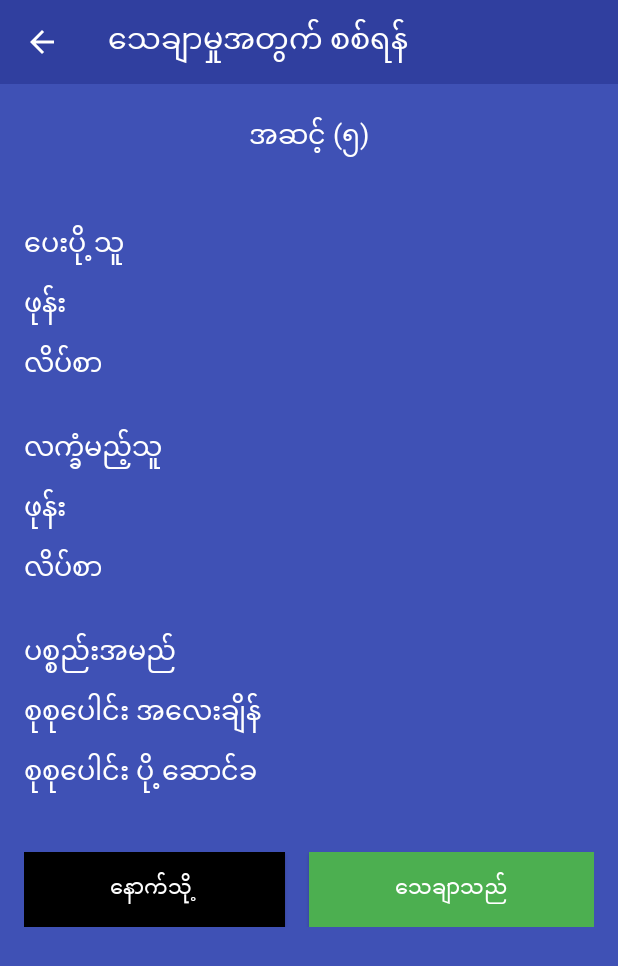
After one commit to suwaiphyo/ExpressShipper, an Android app: the FinalConfirmActivity screen opened directly, with no data from a screen before it, on a phone screen of 412 x 824 dp. The commit adds this screen. Shown: the top 966 px of the screen. Run offline under Robolectric (Android 15) with nearby library versions, the phone set to English and light mode, and no system bars; libraries missing offline, so code that uses them is left out: com.mikepenz.iconics.

Commit message:
SW Update

```diff
--- a/app/src/main/java/com/smk/ExpressShipper528/DeliveryCompanyActivity.java
+++ b/app/src/main/java/com/smk/ExpressShipper528/DeliveryCompanyActivity.java
@@ -102,7 +102,7 @@ public class DeliveryCompanyActivity extends BaseAppCompatActivity {
             }
             if (v == btn_send) {
                 PostShipping();
-                // startActivity(new Intent(CargoPlaceActivity.this, LoginActivity.class));
+                startActivity(new Intent(DeliveryCompanyActivity.this, FinalConfirmActivity.class));
             }
         }
     };
--- /dev/null
+++ b/app/src/main/java/com/smk/ExpressShipper528/FinalConfirmActivity.java
@@ -0,0 +1,76 @@
+package com.smk.ExpressShipper528;
+
+import android.content.Intent;
+import android.os.Bundle;
+import android.app.Activity;
+import android.view.View;
+import android.widget.Button;
+import android.support.annotation.Nullable;
+import android.support.v7.widget.Toolbar;
+import android.widget.EditText;
+import android.widget.TextView;
+import android.widget.Toolbar;
+
+import com.smk.ExpressShipper528.R;
+
+public class FinalConfirmActivity extends BaseAppCompatActivity {
+
+    private Toolbar toolbar;
+    private Button btn_back;
+    private Button btn_confirm;
+    private TextView txt_sender;
+    private TextView txt_sender_phone;
+    private TextView txt_sender_address;
+    private TextView txt_taker;
+    private TextView txt_taker_phone;
+    private TextView txt_taker_address;
+    private TextView txt_cargo_name;
+    private TextView txt_total_weight;
+    private TextView txt_total_charges;
+
+    @Override
+    protected void onCreate(Bundle savedInstanceState) {
+        super.onCreate(savedInstanceState);
+        setContentView(R.layout.activity_final_confirm);
+
+        toolbar = (Toolbar) findViewById(R.id.toolbar_title);
+        setSupportActionBar(toolbar);
+        getSupportActionBar().setDisplayHomeAsUpEnabled(true);
+
+        txt_sender = (TextView)findViewById(R.id.txt_sender);
+        txt_sender_phone = (TextView)findViewById(R.id.txt_sender_phone);
+        txt_sender_address = (TextView)findViewById(R.id.txt_sender_address);
+        txt_taker = (TextView)findViewById(R.id.txt_taker);
+        txt_taker_phone = (TextView)findViewById(R.id.txt_taker_phone);
+        txt_taker_address = (TextView)findViewById(R.id.txt_taker_address);
+        txt_cargo_name = (TextView)findViewById(R.id.txt_cargo_name);
+        txt_total_weight = (TextView)findViewById(R.id.txt_total_weight);
+        txt_total_charges = (TextView)findViewById(R.id.txt_total_charges);
+
+        btn_back = (Button) findViewById(R.id.btn_back);
+        btn_confirm = (Button) findViewById(R.id.btn_confirm);
+
+        btn_back.setOnClickListener(clickListener);
+        btn_confirm.setOnClickListener(clickListener);
+    }
+
+    private View.OnClickListener clickListener = new View.OnClickListener() {
+        @Override
+        public void onClick(View v) {
+            if (v == btn_back) {
+                finish();
+            }
+            if (v == btn_confirm) {
+                Intent intent = new Intent(FinalConfirmActivity.this, ThankYouActivity.class);
+                startActivity(intent);
+            }
+        }
+    };
+
+    @Nullable
+    @Override
+    public Intent getSupportParentActivityIntent() {
+        finish();
+        return super.getSupportParentActivityIntent();
+    }
+}
--- /dev/null
+++ b/app/src/main/res/layout/activity_final_confirm.xml
@@ -0,0 +1,154 @@
+<?xml version="1.0" encoding="utf-8"?>
+<RelativeLayout xmlns:android="http://schemas.android.com/apk/res/android"
+    android:layout_width="match_parent"
+    android:layout_height="match_parent"
+    android:background="@color/colorPrimary">
+
+    <LinearLayout
+        android:layout_width="match_parent"
+        android:layout_height="match_parent"
+        android:orientation="vertical">
+
+        <android.support.v7.widget.Toolbar
+            android:id="@+id/toolbar_title"
+            android:layout_width="match_parent"
+            android:layout_height="wrap_content"
+            android:background="@color/colorPrimaryDark"
+            android:minHeight="?android:attr/actionBarSize"
+            android:popupTheme="@android:style/ThemeOverlay.Material.Light" />
+
+        <LinearLayout
+            android:layout_width="match_parent"
+            android:layout_height="wrap_content"
+            android:layout_margin="@dimen/activity_horizontal_margin"
+            android:layout_marginTop="@dimen/activity_vertical_margin"
+            android:orientation="vertical">
+
+            <RelativeLayout
+                android:layout_width="match_parent"
+                android:layout_height="match_parent"
+                android:layout_marginBottom="@dimen/activity_vertical_margin"
+                android:orientation="horizontal">
+
+                <TextView
+                    android:id="@+id/textView"
+                    android:layout_width="wrap_content"
+                    android:layout_height="wrap_content"
+                    android:layout_alignParentTop="true"
+                    android:layout_marginLeft="0dp"
+                    android:layout_marginTop="0dp"
+                    android:text="@string/strmm_level5"
+                    android:layout_centerInParent="true"
+                    android:textAppearance="?android:attr/textAppearanceMedium"
+                    android:textColor="@color/colorWhite" />
+
+            </RelativeLayout>
+
+            <TextView
+                android:id="@+id/txt_sender"
+                android:layout_width="match_parent"
+                android:layout_height="wrap_content"
+                android:layout_marginTop="@dimen/activity_vertical_margin"
+                android:text="@string/strmm_confirm_sender"
+                android:textAppearance="?android:attr/textAppearanceMedium"
+                android:textColor="@color/colorWhite" />
+
+            <TextView
+                android:id="@+id/txt_sender_phone"
+                android:layout_width="match_parent"
+                android:layout_height="wrap_content"
+                android:text="@string/strmm_confirm_phone"
+                android:textAppearance="?android:attr/textAppearanceMedium"
+                android:textColor="@color/colorWhite" />
+
+            <TextView
+                android:id="@+id/txt_sender_address"
+                android:layout_width="match_parent"
+                android:layout_height="wrap_content"
+                android:text="@string/strmm_confirm_address"
+                android:textAppearance="?android:attr/textAppearanceMedium"
+                android:textColor="@color/colorWhite" />
+
+            <TextView
+                android:id="@+id/txt_taker"
+                android:layout_width="match_parent"
+                android:layout_height="wrap_content"
+                android:layout_marginTop="@dimen/activity_vertical_margin"
+                android:text="@string/strmm_confirm_taker"
+                android:textAppearance="?android:attr/textAppearanceMedium"
+                android:textColor="@color/colorWhite" />
+
+            <TextView
+                android:id="@+id/txt_taker_phone"
+                android:layout_width="match_parent"
+                android:layout_height="wrap_content"
+                android:text="@string/strmm_confirm_phone"
+                android:textAppearance="?android:attr/textAppearanceMedium"
+                android:textColor="@color/colorWhite" />
+
+            <TextView
+                android:id="@+id/txt_taker_address"
+                android:layout_width="match_parent"
+                android:layout_height="wrap_content"
+                android:text="@string/strmm_confirm_address"
+                android:textAppearance="?android:attr/textAppearanceMedium"
+                android:textColor="@color/colorWhite" />
+
+            <TextView
+                android:id="@+id/txt_cargo_name"
+                android:layout_width="match_parent"
+                android:layout_height="wrap_content"
+                android:text="@string/strmm_confirm_cargoname"
+                android:layout_marginTop="@dimen/activity_vertical_margin"
+                android:textAppearance="?android:attr/textAppearanceMedium"
+                android:textColor="@color/colorWhite" />
+
+            <TextView
+                android:id="@+id/txt_total_weight"
+                android:layout_width="match_parent"
+                android:layout_height="wrap_content"
+                android:text="@string/strmm_confirm_totalweight"
+                android:textAppearance="?android:attr/textAppearanceMedium"
+                android:textColor="@color/colorWhite" />
+
+            <TextView
+                android:id="@+id/txt_total_charges"
+                android:layout_width="match_parent"
+                android:layout_height="wrap_content"
+                android:text="@string/strmm_confirm_totalcharges"
+                android:textAppearance="?android:attr/textAppearanceMedium"
+                android:textColor="@color/colorWhite" />
+
+        </LinearLayout>
+
+        <LinearLayout
+            android:layout_width="match_parent"
+            android:layout_height="wrap_content"
+            android:layout_margin="@dimen/activity_horizontal_margin"
+            android:gravity="center"
+            android:orientation="horizontal">
+
+            <Button
+                android:id="@+id/btn_back"
+                android:layout_width="match_parent"
+                android:layout_height="@dimen/btn_default_height"
+                android:layout_marginRight="@dimen/activity_horizontal_margin"
+                android:layout_weight="50"
+                android:background="@color/colorBlack"
+                android:hint="@string/strmm_cargoplace_myorders"
+                android:text="@string/strmm_back" />
+
+            <Button
+                android:id="@+id/btn_confirm"
+                android:layout_width="match_parent"
+                android:layout_height="@dimen/btn_default_height"
+                android:layout_weight="50"
+                android:background="@color/colorGreen"
+                android:hint="@string/strmm_continue"
+                android:text="@string/strmm_confirm" />
+        </LinearLayout>
+
+    </LinearLayout>
+
+
+</RelativeLayout>
--- a/app/src/main/res/values/strings.xml
+++ b/app/src/main/res/values/strings.xml
@@ -39,4 +39,7 @@
     <string name="title_activity_cargo_receive_place">CargoReceivePlaceActivity</string>
     <string name="title_activity_delivery_company">Choose Delivery Company</string>
     <string name="invalid_message">require</string>
+    <string name="title_activity_final_confirm">FinalConfirmActivity</string>
+    <string name="title_activity_thank_you">ThankYouActivity</string>
+    <string name="title_activity_my_orders">MyOrdersActivity</string>
 </resources>
--- a/app/src/main/res/values/strings_mm.xml
+++ b/app/src/main/res/values/strings_mm.xml
@@ -43,5 +43,22 @@
     <string name="strmm_deliveryco_choose">ပို႔ေဆာင္မည့္ ကုမၸဏီ ေရြးပါ</string>
     <string name="strmm_send">ပုိ႔မည္</string>
     <string name="strmm_level5">အဆင့္ (၅)</string>
-
+    <string name="strmm_confirm_sender">ေပးပုိ႔သူ</string>
+    <string name="strmm_confirm_phone">ဖုန္း</string>
+    <string name="strmm_confirm_address">လိပ္စာ</string>
+    <string name="strmm_confirm_taker">လက္ခံမည့္သူ</string>
+    <string name="strmm_confirm_cargoname">ပစၥည္းအမည္</string>
+    <string name="strmm_confirm_totalweight">စုစုေပါင္း အေလးခ်ိန္</string>
+    <string name="strmm_confirm_totalcharges">စုစုေပါင္း ပုိ႔ေဆာင္ခ</string>
+    <string name="strmm_confirm">ေသခ်ာသည္</string>
+    <string name="strmm_confirm_title">ေသခ်ာမႈအတြက္ စစ္ရန္</string>
+    <string name="strmm_thankyou_title">အသိေပး အေၾကာင္းၾကားျခင္း </string>
+    <string name="strmm_thankyou">Go Logistic ကုိ အသံုးျပဳမႈအတြက္ အထူးေက်းဇူးတင္ပါသည္။</string>
+    <string name="strmm_thankyou_letter">လူၾကီးမင္း၏ ပစၥည္းအား မၾကာခင္ အခ်ိန္အတြင္း နီးစပ္ရာ ပုိ႔ေဆာင္သူ တစ္ဦးဦးမွ လာယူပါမည္။
+ပုိ႔ေဆာင္သူ မွန္ကန္မႈ ရွိမရွိ အတြက္ Go Logistic မွ လူၾကီးမင္း၏ ဖုန္းအား အေၾကာင္းၾကား ေပးပါမည္။ Go Logistic မွ အေၾကာင္းၾကားၿပီးမွသာ လူၾကီးမင္း၏ ပစၥည္းအား ပုိ႔ေဆာင္သူထံ အပ္ႏွံေပးရပါမည္။ </string>
+    <string name="strmm_cancel">ထြက္မည္</string>
+    <string name="strmm_myorder_title">မိမိစာရင္းမ်ား</string>
+    <string name="strmm_myorder_pending">မပုိ႔ေဆာင္ရေသးေသာ စာရင္းမ်ား</string>
+    <string name="strmm_myorder_progressing">ပုိ႔ေဆာင္ေနေသာ စာရင္းမ်ား</string>
+    <string name="strmm_myorder_delivered">ပုိ႔ေဆာင္ၿပီး စာရင္းမ်ား</string>
 </resources>
```
Also changed, not shown: app/src/main/AndroidManifest.xml (+16 -8 lines), app/src/main/java/com/smk/ExpressShipper528/MyOdersActivity.java (added, +51 -0 lines), app/src/main/java/com/smk/ExpressShipper528/ThankYouActivity.java (added, +51 -0 lines), app/src/main/res/layout/activity_my_orders.xml (added, +150 -0 lines), app/src/main/res/layout/activity_thank_you.xml (added, +83 -0 lines), 95 other files.
